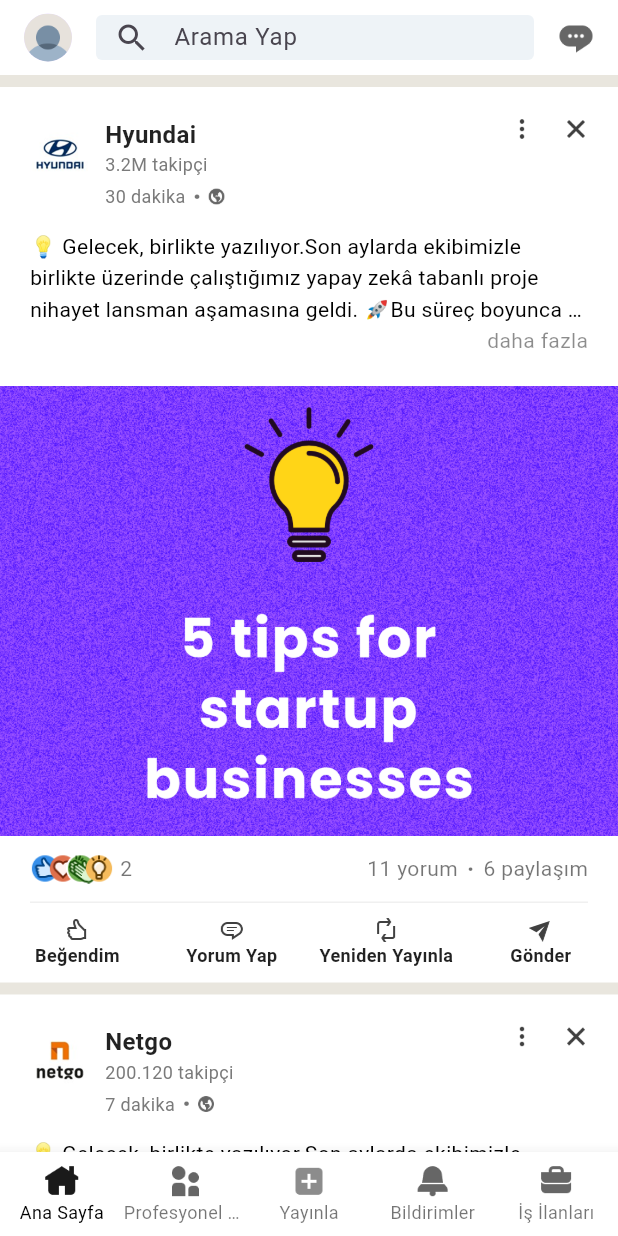
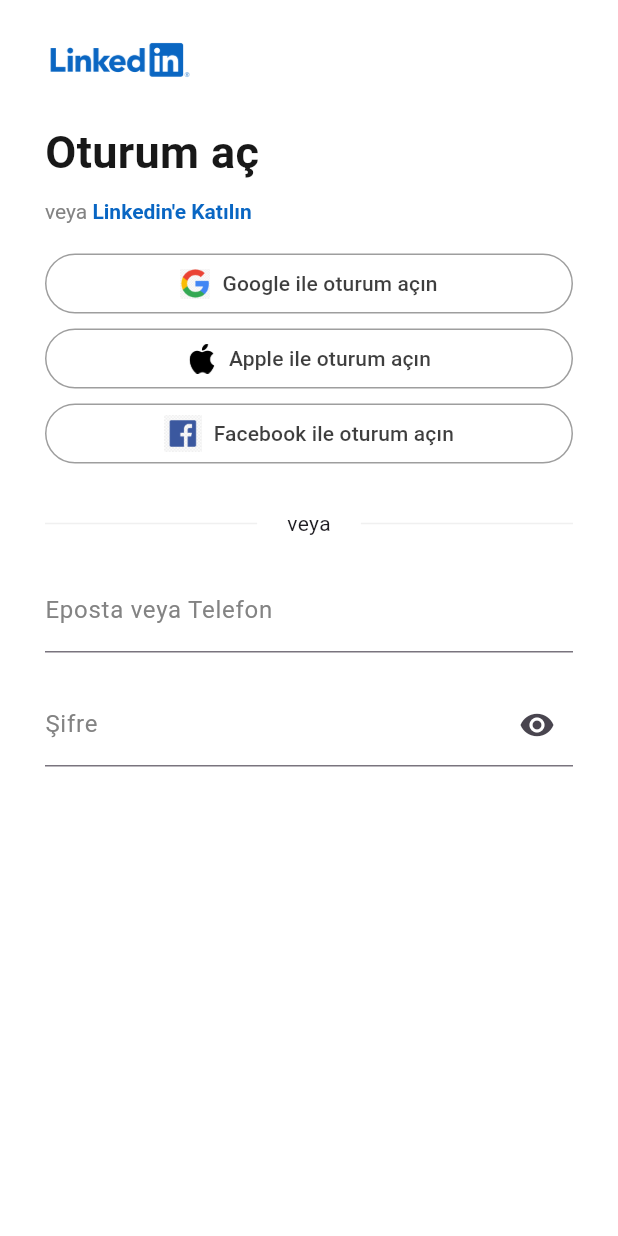
Before and after one commit to ssena-201903/linkedin-clone, a Flutter app: the screen it shows after launch, on a phone screen of 412 x 824 dp. Run offline on Flutter 3.47's test engine with Material 3 defaults, Android fonts, the phone set to English and light mode, and no system bars.

Commit message:
started login page

```diff
--- a/lib/main.dart
+++ b/lib/main.dart
@@ -1,13 +1,7 @@
 import 'package:flutter/material.dart';
 import 'package:linkedin_clone/constants/constants.dart';
 import 'package:linkedin_clone/layout/main_shell.dart';
-import 'package:linkedin_clone/views/home/home_page.dart';
-// import 'package:linkedin_clone/layout/main_shell.dart';
-import 'package:linkedin_clone/views/network/network_haberler.dart';
-import 'package:linkedin_clone/views/network/network_page.dart';
-import 'package:linkedin_clone/widgets/custom_drawer.dart';
-// import 'package:linkedin_clone/layout/main_shell.dart';
-// import 'package:linkedin_clone/views/network/network_page.dart';
+import 'package:linkedin_clone/views/login/login_page.dart';
 
 void main() {
   runApp(const MyApp());
@@ -57,7 +51,7 @@ class MyApp extends StatelessWidget {
           foregroundColor: Colors.white,
         ),
       ),
-      home: MainShell(),
+      home: LoginPage(),
     );
   }
 }
--- a/lib/post_detail_page.dart
+++ b/lib/post_detail_page.dart
@@ -1,6 +1,6 @@
 import 'package:flutter/material.dart';
 import 'package:linkedin_clone/views/home/post_detail_card.dart';
-import 'package:linkedin_clone/views/my_text.dart';
+import 'package:linkedin_clone/widgets/my_text.dart';
 
 class PostDetailPage extends StatelessWidget {
   const PostDetailPage({super.key});
--- a/lib/views/home/post_card.dart
+++ b/lib/views/home/post_card.dart
@@ -1,7 +1,7 @@
 import 'package:flutter/material.dart';
 import 'package:linkedin_clone/constants/constants.dart';
 import 'package:linkedin_clone/post_detail_page.dart';
-import 'package:linkedin_clone/views/my_text.dart';
+import 'package:linkedin_clone/widgets/my_text.dart';
 
 class PostCard extends StatefulWidget {
   final String companyLogo;
--- a/lib/views/home/post_detail_card.dart
+++ b/lib/views/home/post_detail_card.dart
@@ -1,6 +1,6 @@
 import 'package:flutter/material.dart';
 import 'package:linkedin_clone/post_detail_page.dart';
-import 'package:linkedin_clone/views/my_text.dart';
+import 'package:linkedin_clone/widgets/my_text.dart';
 
 class PostDetailCard extends StatefulWidget {
   final String companyLogo;
--- /dev/null
+++ b/lib/views/login/login_page.dart
@@ -0,0 +1,138 @@
+import 'package:flutter/material.dart';
+import 'package:linkedin_clone/constants/constants.dart';
+import 'package:linkedin_clone/widgets/my_text.dart';
+
+class LoginPage extends StatefulWidget {
+  const LoginPage({super.key});
+
+  @override
+  State<LoginPage> createState() => _LoginPageState();
+}
+
+class _LoginPageState extends State<LoginPage> {
+  @override
+  Widget build(BuildContext context) {
+    return Scaffold(
+      backgroundColor: Constants.mainWhiteTone,
+      body: Padding(
+        padding: const EdgeInsets.symmetric(horizontal: 20),
+        child: Column(
+          crossAxisAlignment: CrossAxisAlignment.start,
+          children: [
+            SizedBox(
+              height: 80,
+              child: Image.asset("assets/images/linkedin_logo_brand.png"),
+            ),
+            Padding(
+              padding: const EdgeInsets.symmetric(horizontal: 10),
+              // title, buttons, form
+              child: Column(
+                crossAxisAlignment: CrossAxisAlignment.start,
+                children: [
+                  MyText(textContent: "Oturum aç", textSize: 30, textWeight: FontWeight.bold, textColor: Constants.mainBlackColor),
+                  SizedBox(height: 10,),
+                  // veya linkedinden katılın
+                  RichText(
+                    text: TextSpan(
+                      text: "veya ",
+                      style: TextStyle(
+                        color: Constants.mainLightGrey
+                      ),
+                      children: [
+                        TextSpan(
+                          text: "Linkedin'e Katılın",
+                          style: TextStyle(
+                            color: Constants.mainColor,
+                            fontWeight: FontWeight.w600,
+                          )
+                        )
+                      ],
+                    ),
+                  ),
+                  SizedBox(height: 20,),
+                  Row(
+                    children: [
+                      Expanded(
+                        child: SizedBox(
+                          height: 40,
+                          child: OutlinedButton.icon(
+                            onPressed: (){},
+                            label: Text("Google ile oturum açın"),
+                            icon: SizedBox(height: 20, width: 20, child: Image.asset("assets/images/google_logo.png"),),
+                          ),
+                        ),
+                      ),
+                    ],
+                  ),
+                  SizedBox(height: 10,),
+                  Row(
+                    children: [
+                      Expanded(
+                        child: SizedBox(
+                          height: 40,
+                          child: OutlinedButton.icon(
+                            onPressed: (){},
+                            label: Text("Apple ile oturum açın"),
+                            icon: SizedBox(height: 20, width: 20, child: Image.asset("assets/images/apple_logo.png"),),
+                          ),
+                        ),
+                      ),
+                    ],
+                  ),
+                  SizedBox(height: 10,),
+                  Row(
+                    children: [
+                      Expanded(
+                        child: SizedBox(
+                          height: 40,
+                          child: OutlinedButton.icon(
+                            onPressed: (){},
+                            label: Text("Facebook ile oturum açın"),
+                            icon: SizedBox(height: 25, width: 25, child: Image.asset("assets/images/facebook_logo.png"),),
+                          ),
+                        ),
+                      ),
+                    ],
+                  ),
+                  SizedBox(height: 10,),
+                  // veya row
+                  Row(
+                    children: [
+                      Expanded(child: Divider(color: Constants.horizontalDividerColor,)),
+                      Padding(
+                        padding: const EdgeInsets.all(20),
+                        child: Text("veya"),
+                      ),
+                      Expanded(child: Divider(color: Constants.horizontalDividerColor,))
+                    ],
+                  ),
+
+                  TextField(
+                    decoration: InputDecoration(
+                      label: Text("Eposta veya Telefon"),
+                      labelStyle: TextStyle(
+                        color: Constants.mainLightGrey,
+                        fontSize: 16
+                      )
+                    ),
+                  ),
+                  SizedBox(height: 20,),
+                  TextField(
+                    decoration: InputDecoration(
+                      label: Text("Şifre"),
+                      labelStyle: TextStyle(
+                        color: Constants.mainLightGrey,
+                        fontSize: 16
+                      ),
+                      suffixIcon: Icon(Icons.visibility)
+                    ),
+                  )
+                ],
+              ),
+            )
+          ],
+        ),
+      ),
+    );
+  }
+}
--- a/lib/views/messages/messages_page.dart
+++ b/lib/views/messages/messages_page.dart
@@ -1,8 +1,8 @@
 import 'package:flutter/material.dart';
 import 'package:linkedin_clone/constants/constants.dart';
 import 'package:linkedin_clone/post_detail_page.dart';
-import 'package:linkedin_clone/views/my_divider.dart';
-import 'package:linkedin_clone/views/my_text.dart';
+import 'package:linkedin_clone/widgets/my_divider.dart';
+import 'package:linkedin_clone/widgets/my_text.dart';
 
 class MessagesPage extends StatefulWidget {
   const MessagesPage({super.key});
--- a/lib/views/network/game_card.dart
+++ b/lib/views/network/game_card.dart
@@ -1,6 +1,6 @@
 import 'package:flutter/material.dart';
 import 'package:linkedin_clone/constants/constants.dart';
-import 'package:linkedin_clone/views/my_text.dart';
+import 'package:linkedin_clone/widgets/my_text.dart';
 
 class GameCard extends StatelessWidget {
   final String imagePath;
--- a/lib/views/network/games_section.dart
+++ b/lib/views/network/games_section.dart
@@ -1,6 +1,6 @@
 import 'package:flutter/material.dart';
 import 'package:linkedin_clone/constants/constants.dart';
-import 'package:linkedin_clone/views/my_text.dart';
+import 'package:linkedin_clone/widgets/my_text.dart';
 import 'package:linkedin_clone/views/network/game_card.dart';
 
 class GamesSection extends StatelessWidget {
--- a/lib/views/network/network_buyut.dart
+++ b/lib/views/network/network_buyut.dart
@@ -2,7 +2,7 @@ import 'package:flutter/material.dart';
 import 'package:linkedin_clone/constants/constants.dart';
 import 'package:linkedin_clone/helpers/data_helper.dart';
 import 'package:linkedin_clone/models/person.dart';
-import 'package:linkedin_clone/views/my_text.dart';
+import 'package:linkedin_clone/widgets/my_text.dart';
 import 'package:linkedin_clone/views/network/person_request_card.dart';
 
 class NetworkBuyut extends StatefulWidget {
--- a/lib/views/network/network_haberler.dart
+++ b/lib/views/network/network_haberler.dart
@@ -1,8 +1,8 @@
 import 'package:flutter/material.dart';
 import 'package:linkedin_clone/constants/constants.dart';
-import 'package:linkedin_clone/views/my_divider.dart';
-import 'package:linkedin_clone/views/my_outlined_button.dart';
-import 'package:linkedin_clone/views/my_text.dart';
+import 'package:linkedin_clone/widgets/my_divider.dart';
+import 'package:linkedin_clone/widgets/my_outlined_button.dart';
+import 'package:linkedin_clone/widgets/my_text.dart';
 import 'package:linkedin_clone/views/network/games_section.dart';
 
 class NetworkHaberler extends StatefulWidget {
--- a/lib/widgets/custom_drawer.dart
+++ b/lib/widgets/custom_drawer.dart
@@ -1,6 +1,6 @@
 import 'package:flutter/material.dart';
 import 'package:linkedin_clone/constants/constants.dart';
-import 'package:linkedin_clone/views/my_text.dart';
+import 'package:linkedin_clone/widgets/my_text.dart';
 
 class CustomDrawer extends StatelessWidget {
   const CustomDrawer({super.key});
--- a/lib/views/my_outlined_button.dart
+++ b/lib/widgets/my_outlined_button.dart
@@ -1,6 +1,6 @@
 import 'package:flutter/material.dart';
 import 'package:linkedin_clone/constants/constants.dart';
-import 'package:linkedin_clone/views/my_text.dart';
+import 'package:linkedin_clone/widgets/my_text.dart';
 
 // grey buttons
 class MyOutlinedButton extends StatelessWidget {
```
Also changed, not shown: assets/images/apple_logo.png (added), assets/images/facebook_logo.png (added), assets/images/google_logo.png (added), assets/images/linkedin_logo_brand.png (added), lib/widgets/my_divider.dart (renamed from lib/views/my_divider.dart), lib/widgets/my_text.dart (renamed from lib/views/my_text.dart).
